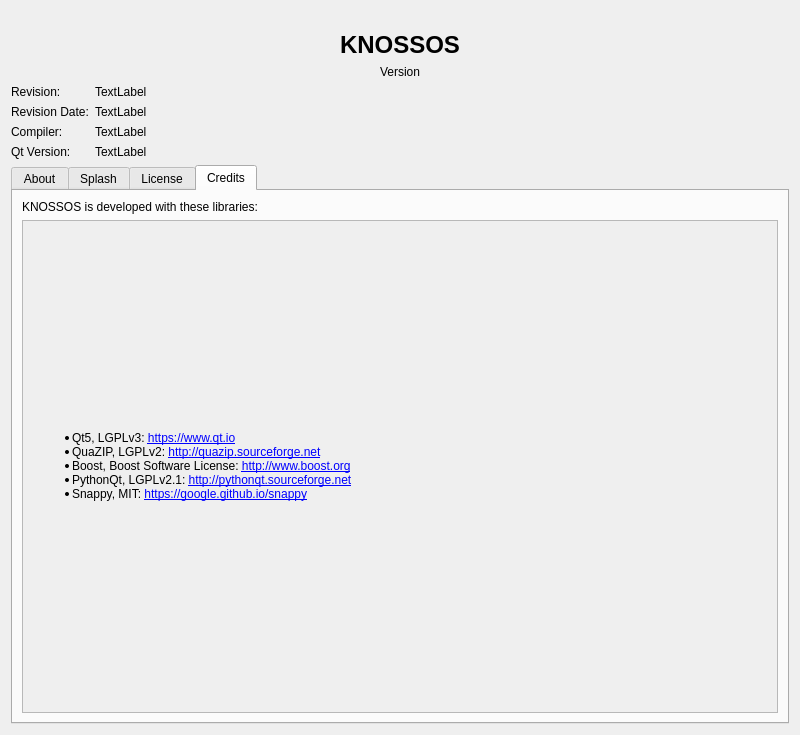
First picture: the form in widgets/aboutdialog.ui, repository knossos-project/knossos, before the edit.
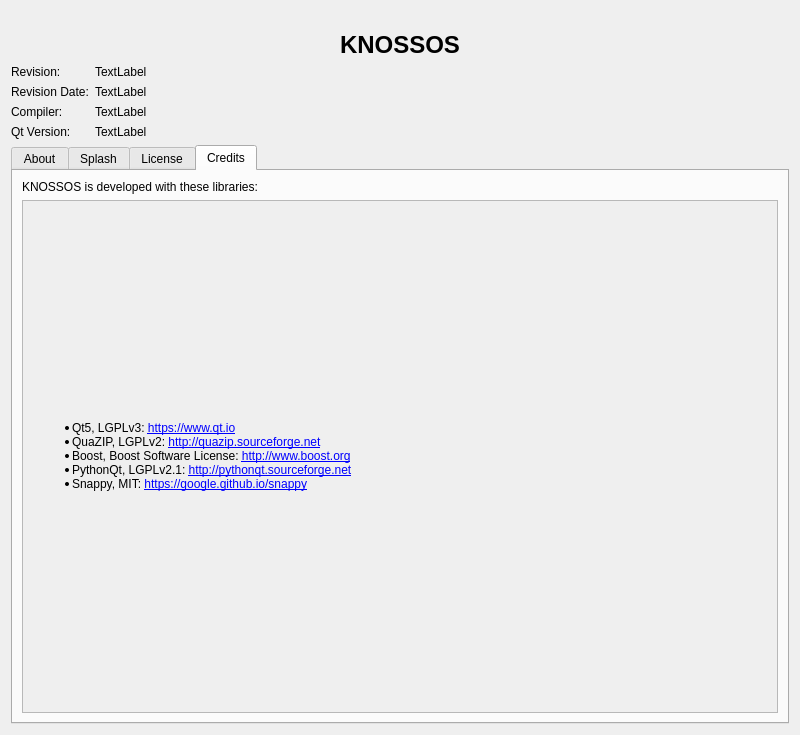
Second picture: the form after the edit. The open tabs and pages were chosen to show the change. Icons and pictures are not drawn.

Commit message: Display version number after KNOSSOS label instead of below it

What changed in the file:
```diff
--- a/widgets/aboutdialog.ui
+++ b/widgets/aboutdialog.ui
@@ -71,19 +71,6 @@
        </property>
       </widget>
      </item>
-     <item>
-      <widget class="QLabel" name="versionLabel">
-       <property name="text">
-        <string>Version</string>
-       </property>
-       <property name="alignment">
-        <set>Qt::AlignCenter</set>
-       </property>
-       <property name="textInteractionFlags">
-        <set>Qt::LinksAccessibleByMouse|Qt::TextSelectableByMouse</set>
-       </property>
-      </widget>
-     </item>
      <item>
       <layout class="QFormLayout" name="formLayout">
        <property name="fieldGrowthPolicy">
@@ -692,7 +679,7 @@
               <x>0</x>
               <y>0</y>
               <width>726</width>
-              <height>318</height>
+              <height>342</height>
              </rect>
             </property>
             <layout class="QVBoxLayout" name="verticalLayout_5">
```
The commit also changes 1 other file.
